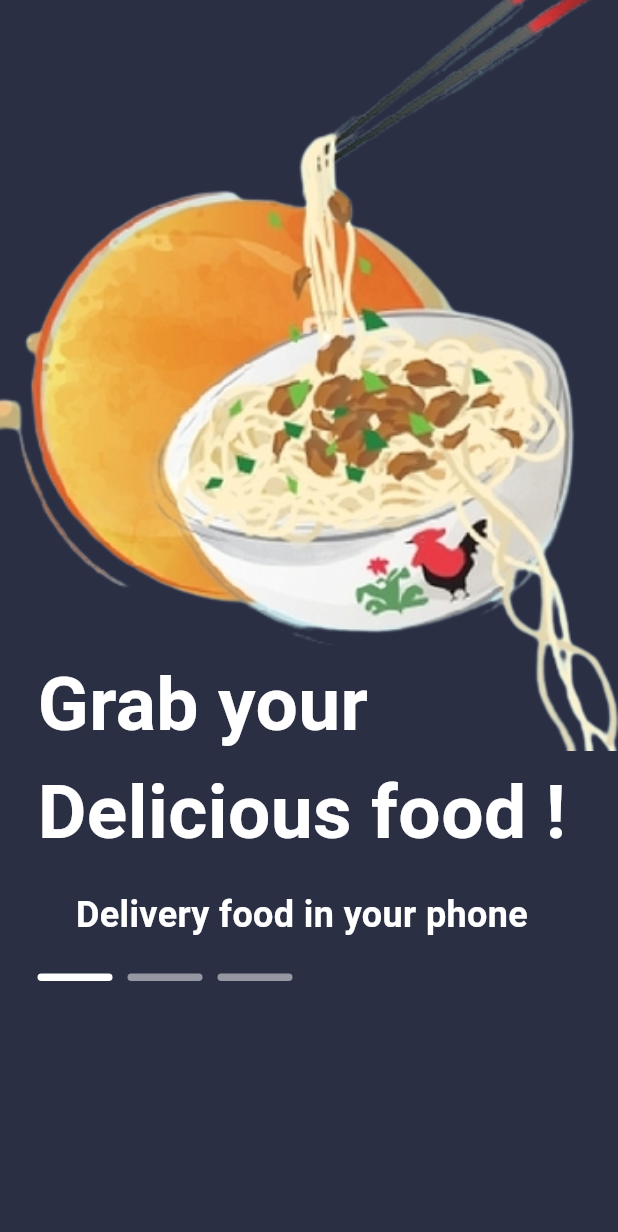
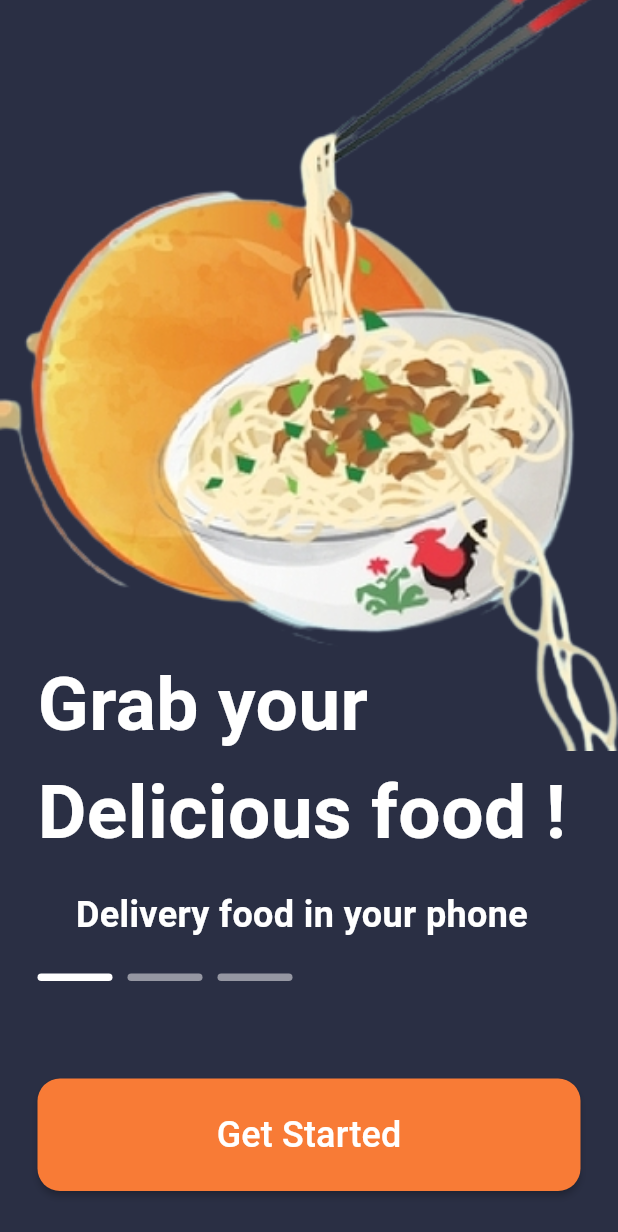
Before and after one commit to ariba1039/flutter_food_delivery_app, a Flutter app: the screen it shows after launch, on a phone screen of 412 x 824 dp. Shown: the top 1232 px of the screen. Run offline on Flutter 3.47's test engine with Material 3 defaults, Android fonts, the phone set to English and light mode, and no system bars; our stand-ins replace animate_do.

Commit message:
onboard class complete

```diff
--- a/lib/view/onboard_screen.dart
+++ b/lib/view/onboard_screen.dart
@@ -1,3 +1,4 @@
+import 'package:animate_do/animate_do.dart';
 import 'package:flutter/material.dart';
 import 'package:flutter_food_delivery_app/model/onboard_model.dart';
 import 'package:flutter_food_delivery_app/utils/app_colors.dart';
@@ -19,7 +20,11 @@ class _OnboardScreenState extends State<OnboardScreen> {
         alignment: Alignment.topCenter,
         children: [
           PageView.builder(
-              onPageChanged: (value) {},
+              onPageChanged: (value) {
+                setState(() {
+                   currentIndex = value;
+                                   });
+              },
               itemCount: onboards.length,
               itemBuilder: (context, index) {
                 return Stack(
@@ -28,6 +33,8 @@ class _OnboardScreenState extends State<OnboardScreen> {
                       top: -70,
                       left: 0,
                       right: 0,
+                      child: FadeInDown(
+                        delay: Duration(milliseconds: 500),
                         child: Image.asset(
                           onboards[index].image,
                           width: 600,
@@ -35,8 +42,11 @@ class _OnboardScreenState extends State<OnboardScreen> {
                           fit: BoxFit.contain,
                         ),
                       ),
+                    ),
                     Positioned(
                       top: MediaQuery.of(context).size.height / 1.9,
+                      child: FadeInUp(
+                        delay: Duration(milliseconds: 500),
                         child: Padding(
                           padding: const EdgeInsets.symmetric(
                             horizontal: 25,
@@ -66,11 +76,15 @@ class _OnboardScreenState extends State<OnboardScreen> {
                           ),
                         ),
                       ),
+                    ),
                   ],
                 );
               }),
           Positioned(
-            bottom: 170, left: 25,
+            bottom: 170,
+            left: 25,
+            child: FadeInUp(
+              delay: Duration(milliseconds: 500),
               child: Row(
                 children: [
                   ...List.generate(
@@ -85,13 +99,44 @@ class _OnboardScreenState extends State<OnboardScreen> {
                         right: 10,
                       ),
                       decoration: BoxDecoration(
-                    color: currentIndex == index ? Colors.white : Colors.white.withOpacity(0.5),
-
+                        color: currentIndex == index
+                            ? Colors.white
+                            : Colors.white.withOpacity(0.5),
                         borderRadius: BorderRadius.circular(15),
                       ),
                     ),
                   ),
                 ],
+              ),
+            ),
+          ),
+          Positioned(
+              bottom: 30,
+              child: FadeInUp(
+                delay: Duration(milliseconds: 500),
+                child: SizedBox(
+                  height: 75,
+                  child: Padding(
+                    padding: const EdgeInsets.symmetric(
+                      horizontal: 20,
+                    ),
+                    child: MaterialButton(
+                      onPressed: () {},
+                      color: korange,
+                      shape: RoundedRectangleBorder(
+                        borderRadius: BorderRadius.circular(15),
+                      ),
+                      minWidth: MediaQuery.of(context).size.width - 50,
+                      child: const Text(
+                        "Get Started",
+                        style: TextStyle(
+                          color: Colors.white,
+                          fontSize: 24,
+                        ),
+                      ),
+                    ),
+                  ),
+                ),
               ))
         ],
       ),
--- a/pubspec.yaml
+++ b/pubspec.yaml
@@ -14,6 +14,7 @@ dependencies:
     sdk: flutter
 
   cupertino_icons: ^1.0.8
+  animate_do: ^3.3.4
 
 dev_dependencies:
   flutter_test:
```
Also changed, not shown: pubspec.lock. Lines whose indentation alone changed are shown as unchanged.
